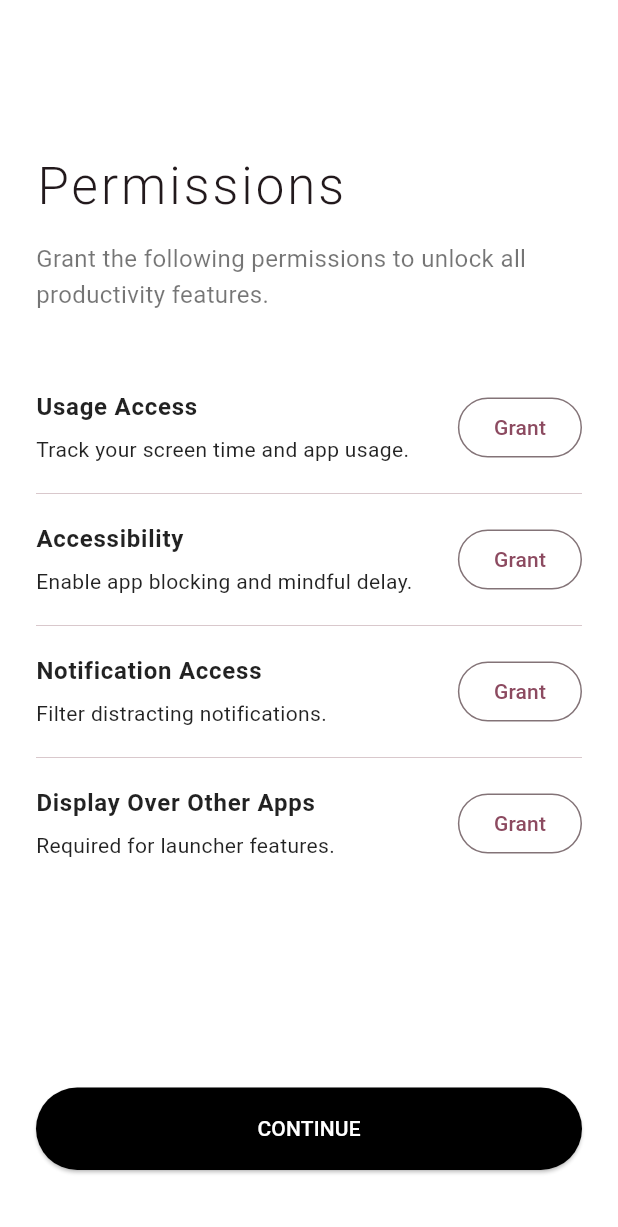
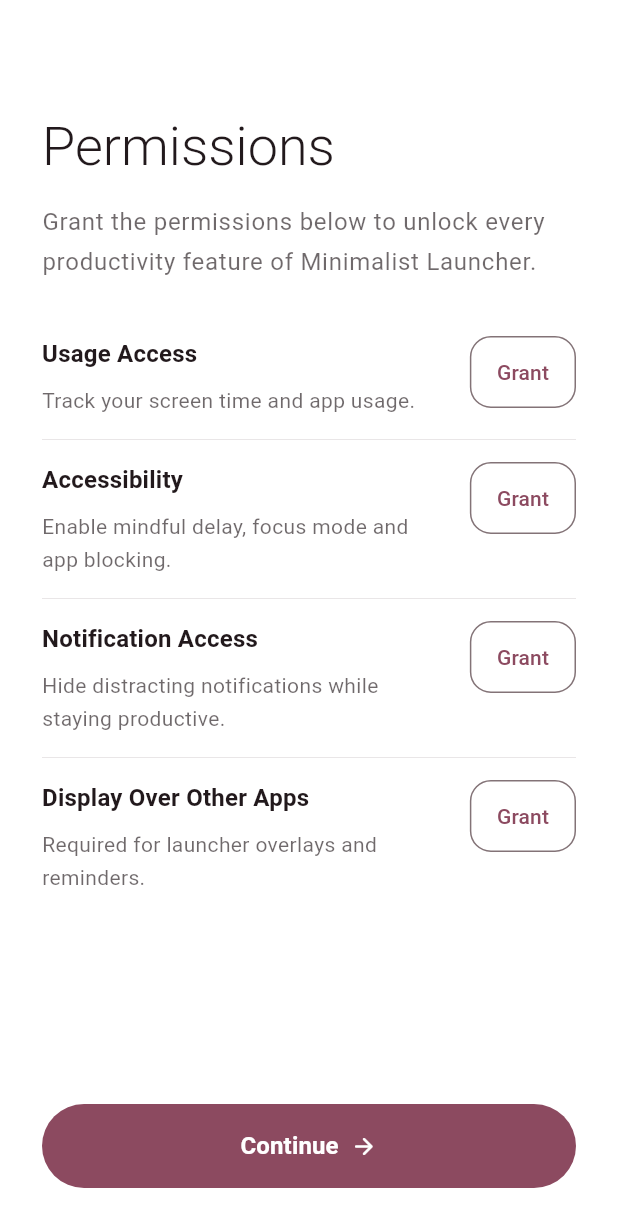
Before and after one commit to arpityadav783791-cloud/minimalist_launcher_clone, a Flutter app: the PermissionsScreen screen opened directly, on a phone screen of 412 x 824 dp. Shown: the top 1227 px of the screen. Run offline on Flutter 3.47's test engine with Material 3 defaults, Android fonts, the phone set to English and light mode, and no system bars; our stand-ins replace get, shared_preferences; accounts and stored records are empty.

Commit message:
onboarding and permission changed

```diff
--- a/lib/screens/permissions/permissions_screen.dart
+++ b/lib/screens/permissions/permissions_screen.dart
@@ -6,6 +6,9 @@
 
   @override
   Widget build(BuildContext context) {
+    final theme = Theme.of(context);
+    final colors = theme.colorScheme;
+
     final permissions = [
       {
         "title": "Usage Access",
@@ -13,106 +16,155 @@
       },
       {
         "title": "Accessibility",
-        "subtitle": "Enable app blocking and mindful delay.",
+        "subtitle": "Enable mindful delay, focus mode and app blocking.",
       },
       {
         "title": "Notification Access",
-        "subtitle": "Filter distracting notifications.",
+        "subtitle": "Hide distracting notifications while staying productive.",
       },
       {
         "title": "Display Over Other Apps",
-        "subtitle": "Required for launcher features.",
+        "subtitle": "Required for launcher overlays and reminders.",
       },
     ];
 
     return Scaffold(
-      backgroundColor: Colors.white,
+      backgroundColor: theme.scaffoldBackgroundColor,
       appBar: AppBar(
+        backgroundColor: Colors.transparent,
         elevation: 0,
-        backgroundColor: Colors.white,
-        foregroundColor: Colors.black,
+        surfaceTintColor: Colors.transparent,
+        foregroundColor: colors.onSurface,
       ),
-      body: Padding(
-        padding: const EdgeInsets.all(24),
+      body: SafeArea(
+        child: Padding(
+          padding: const EdgeInsets.symmetric(
+            horizontal: 28,
+            vertical: 20,
+          ),
           child: Column(
             crossAxisAlignment: CrossAxisAlignment.start,
             children: [
-            const SizedBox(height: 20),
-
-            const Text(
+              Text(
                 "Permissions",
-              style: TextStyle(
-                fontSize: 34,
+                style: theme.textTheme.displaySmall?.copyWith(
                   fontWeight: FontWeight.w300,
-                letterSpacing: 2,
+                  color: colors.onSurface,
                 ),
               ),
 
-            const SizedBox(height: 12),
+              const SizedBox(height: 14),
 
-            const Text(
-              "Grant the following permissions to unlock all productivity features.",
-              style: TextStyle(
-                fontSize: 16,
-                color: Colors.black54,
-                height: 1.5,
+              Text(
+                "Grant the permissions below to unlock every productivity feature of Minimalist Launcher.",
+                style: theme.textTheme.bodyLarge?.copyWith(
+                  color: colors.onSurface.withValues(alpha: 0.65),
+                  height: 1.7,
                 ),
               ),
 
-            const SizedBox(height: 40),
+              const SizedBox(height: 36),
 
               Expanded(
                 child: ListView.separated(
+                  physics: const BouncingScrollPhysics(),
                   itemCount: permissions.length,
-                separatorBuilder: (_, __) => const Divider(),
+                  separatorBuilder: (_, __) => Divider(
+                    color: colors.outline.withValues(alpha: 0.2),
+                    height: 30,
+                  ),
                   itemBuilder: (context, index) {
                     final item = permissions[index];
 
-                  return ListTile(
-                    contentPadding: EdgeInsets.zero,
-                    title: Text(
+                    return Row(
+                      crossAxisAlignment: CrossAxisAlignment.start,
+                      children: [
+                        Expanded(
+                          child: Column(
+                            crossAxisAlignment: CrossAxisAlignment.start,
+                            children: [
+                              Text(
                                 item["title"]!,
-                      style: const TextStyle(
+                                style: theme.textTheme.titleMedium?.copyWith(
                                   fontWeight: FontWeight.w600,
+                                  color: colors.onSurface,
                                 ),
                               ),
-                    subtitle: Padding(
-                      padding: const EdgeInsets.only(top: 6),
-                      child: Text(item["subtitle"]!),
+
+                              const SizedBox(height: 8),
+
+                              Text(
+                                item["subtitle"]!,
+                                style: theme.textTheme.bodyMedium?.copyWith(
+                                  color: colors.onSurface
+                                      .withValues(alpha: 0.65),
+                                  height: 1.6,
                                 ),
-                    trailing: OutlinedButton(
+                              ),
+                            ],
+                          ),
+                        ),
+
+                        const SizedBox(width: 16),
+
+                        OutlinedButton(
                           onPressed: () {
-                        // TODO
+                            // TODO: Open corresponding permission screen.
                           },
+                          style: OutlinedButton.styleFrom(
+                            padding: const EdgeInsets.symmetric(
+                              horizontal: 18,
+                              vertical: 14,
+                            ),
+                            side: BorderSide(
+                              color: colors.outline,
+                            ),
+                            shape: RoundedRectangleBorder(
+                              borderRadius: BorderRadius.circular(14),
+                            ),
+                          ),
                           child: const Text("Grant"),
                         ),
+                      ],
                     );
                   },
                 ),
               ),
 
+              const SizedBox(height: 24),
+
               SizedBox(
                 width: double.infinity,
-              height: 55,
-              child: ElevatedButton(
+                height: 56,
+                child: FilledButton(
                   onPressed: () {
                     Navigator.pushReplacement(
                       context,
                       MaterialPageRoute(
-                      builder: (_) => const DefaultLauncherScreen()
+                        builder: (_) => const DefaultLauncherScreen(),
                       ),
                     );
                   },
-                style: ElevatedButton.styleFrom(
-                  backgroundColor: Colors.black,
-                  foregroundColor: Colors.white,
+                  child: Row(
+                    mainAxisAlignment: MainAxisAlignment.center,
+                    children: const [
+                      Text(
+                        "Continue",
+                        style: TextStyle(
+                          fontSize: 16,
+                          fontWeight: FontWeight.w600,
                         ),
-                child: const Text("CONTINUE"),
+                      ),
+                      SizedBox(width: 8),
+                      Icon(Icons.arrow_forward_rounded),
+                    ],
+                  ),
                 ),
               ),
 
-            const SizedBox(height: 20),
+              const SizedBox(height: 12),
             ],
+          ),
         ),
       ),
     );
```
Also changed, not shown: lib/screens/onboarding/onboarding_screen.dart (+57 -50 lines). Lines whose indentation alone changed are shown as unchanged.
